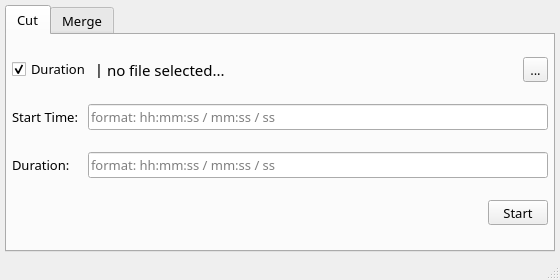
First picture: the form in ffmpeg-helper/ffmpeg-helper/mwin.ui, repository taseikyo/PyQt5-Apps, before the edit.
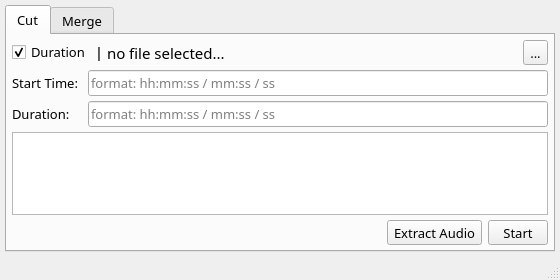
Second picture: the form after the edit. Icons and pictures are not drawn.

Commit message: :sparkles: add multithreading

Diff of the .ui file:
```diff
--- a/ffmpeg-helper/ffmpeg-helper/mwin.ui
+++ b/ffmpeg-helper/ffmpeg-helper/mwin.ui
@@ -176,6 +176,9 @@
           </item>
          </layout>
         </item>
+        <item>
+         <widget class="QPlainTextEdit" name="log_edit"/>
+        </item>
         <item>
          <layout class="QHBoxLayout" name="horizontalLayout_5">
           <item>
@@ -191,6 +194,16 @@
             </property>
            </spacer>
           </item>
+          <item>
+           <widget class="QToolButton" name="extract_btn">
+            <property name="cursor">
+             <cursorShape>PointingHandCursor</cursorShape>
+            </property>
+            <property name="text">
+             <string>Extract Audio</string>
+            </property>
+           </widget>
+          </item>
           <item>
            <widget class="QToolButton" name="start_btn">
             <property name="minimumSize">
```
The commit also changes 2 other files.
